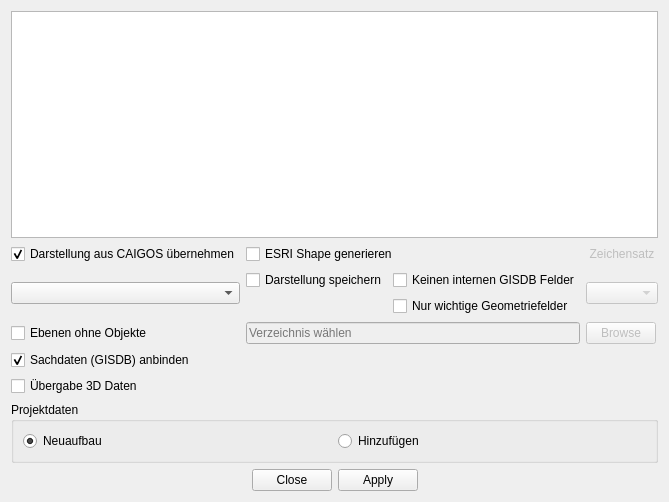
Above: uiExplorer.ui from EZUSoft/CaigosConnector before the change. Below: the same form after it.
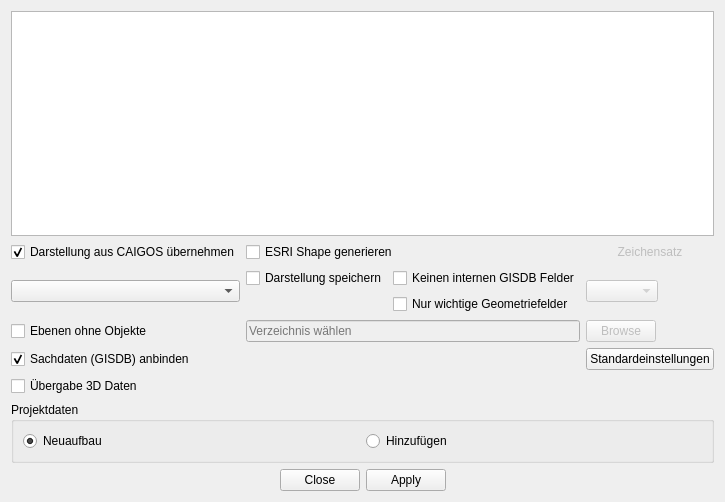
That is the form after the change.

Patch:
```diff
--- a/uiExplorer.ui
+++ b/uiExplorer.ui
@@ -231,6 +231,13 @@
          </item>
         </layout>
        </item>
+       <item row="4" column="2">
+        <widget class="QPushButton" name="cmdReset">
+         <property name="text">
+          <string>Standardeinstellungen</string>
+         </property>
+        </widget>
+       </item>
       </layout>
      </item>
      <item>
```
